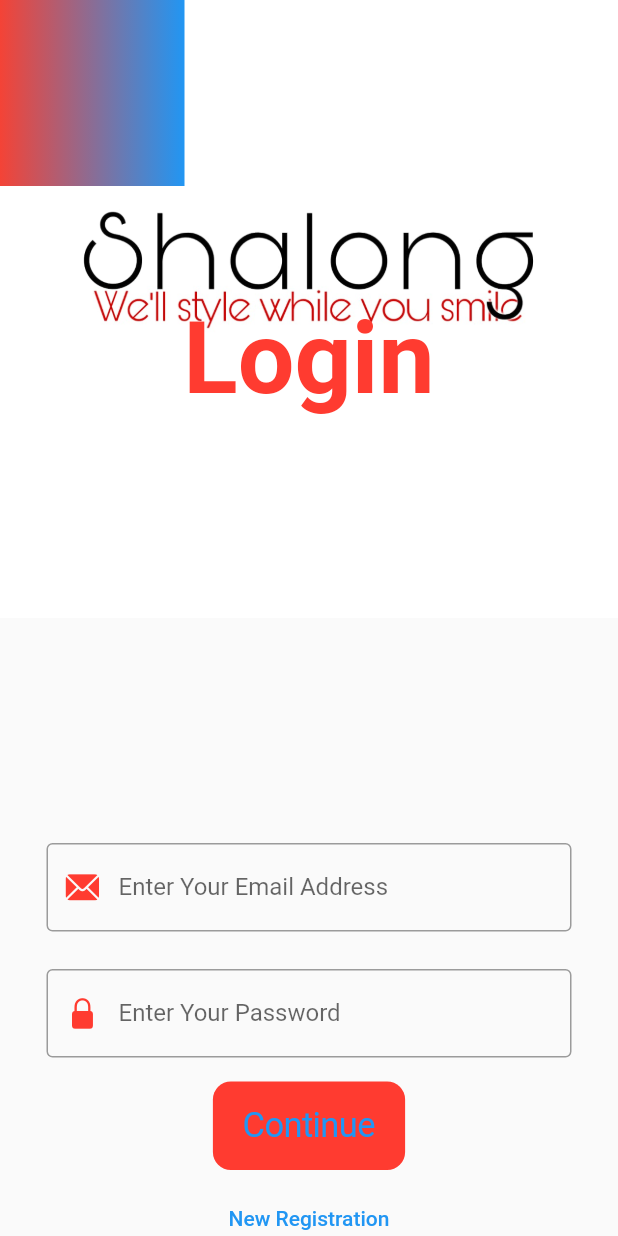
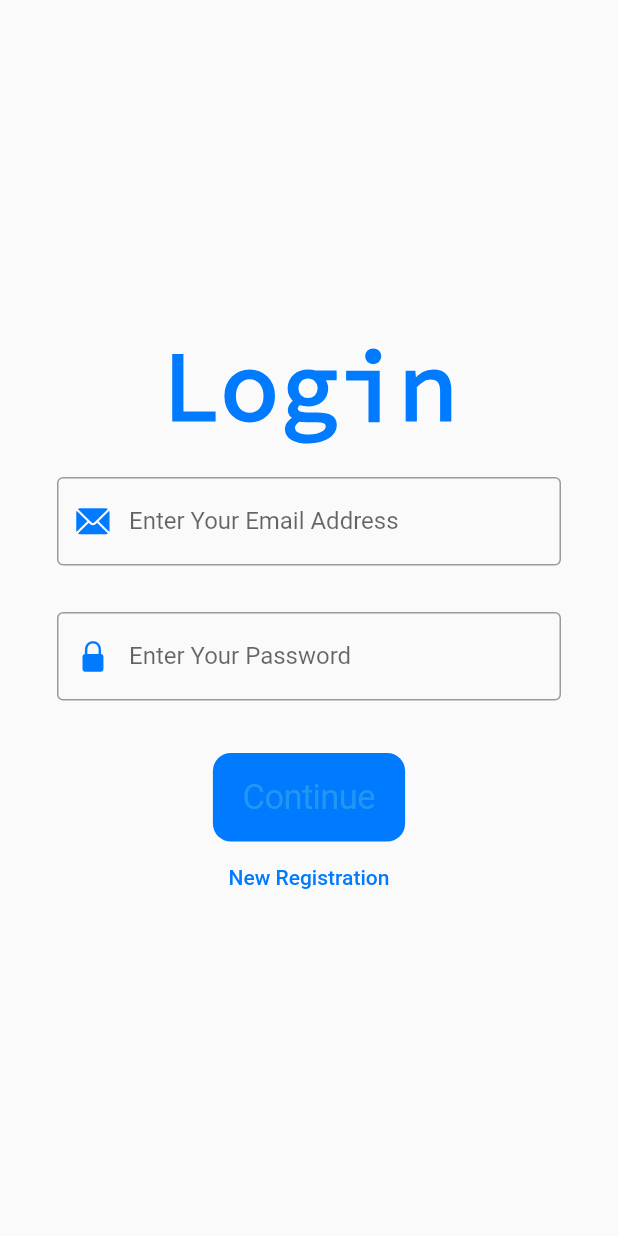
Before and after one commit to knk-naviin/Shalong-app, a Flutter app: the screen it shows after launch, on a phone screen of 412 x 824 dp. Run offline on Flutter 3.47's test engine with Material 2 defaults, Android fonts, the phone set to English and light mode, and no system bars; our stand-ins replace animated_splash_screen.

```diff
--- a/shalong/lib/UserAuthentication/LogIn.dart
+++ b/shalong/lib/UserAuthentication/LogIn.dart
@@ -17,54 +17,30 @@ class _LogInState extends State<LogIn> {
 
   @override
   Widget build(BuildContext context) {
-    return SafeArea(
+    return GestureDetector(
+      onTap: () => FocusScope.of(context).unfocus(),
+      child: SafeArea(
         child: Scaffold(
           resizeToAvoidBottomInset: true,
-        body: GestureDetector(
-          onTap: () => FocusScope.of(context).unfocus(),
-          child: Form(
+          body: Form(
             key: formKey,
             child: Column(
               mainAxisAlignment: MainAxisAlignment.center,
               children: [
-                Stack(
-
-                  children: [
                 Padding(
-                      padding: const EdgeInsets.only(bottom: 100.0),
-                      child: Image.asset("images/Logo.jpeg"),
-                    ),
-                    Container(
-                      width: 123,
-                      height: 124,
-                      decoration: BoxDecoration(
-                        gradient:  LinearGradient(
-                            colors: [
-                              Colors.red,
-                              Colors.blue
-                            ]
-                        ),
-                      ),
-
+                  padding: const EdgeInsets.only(bottom: 20.0),
+                  child: Text("Login",style: TextStyle(
+                    fontSize: 66,
+                    fontFamily: 'SourceCodePro',
+                    color: CupertinoColors.systemBlue,
+                    fontWeight: FontWeight.w600
+                  )),
                 ),
                 Padding(
-                      padding: const EdgeInsets.only(top: 200.0),
+                  padding: const EdgeInsets.only(left: 38.0,right: 38),
                   child: SizedBox(
-                          child: Center(
-                              child: Text(
-                                "Login",
-                                style: TextStyle(
-                                    color: CupertinoColors.systemRed,
-                                    fontSize: 67,
-                                    fontWeight: FontWeight.bold),
-                              ))),
-                    ),
-                  ],
-                ),
-                Padding(
-                  padding: const EdgeInsets.only(top: 50.0),
-                  child: SizedBox(
-                    width: 350,
+                    width: 375,
+                    height: 90,
                     child: TextFormField(
                       onSaved: (value) {
                         email = value!;
@@ -76,22 +52,19 @@ class _LogInState extends State<LogIn> {
                         return null;
                       },
                       decoration: InputDecoration(
-                          focusedBorder: OutlineInputBorder(
-                              borderSide:
-                                  BorderSide(color: CupertinoColors.systemBlue)),
                         border: OutlineInputBorder(),
                           labelText: "Enter Your Email Address",
                           prefixIcon: Icon(
                             CupertinoIcons.mail_solid,
-                            color: CupertinoColors.systemRed,
+                            color: CupertinoColors.systemBlue,
                           )),
                     ),
                   ),
                 ),
                 Padding(
-                  padding: const EdgeInsets.only(top: 25.0),
+                  padding: const EdgeInsets.only(left: 38.0,right: 38.0),
                   child: SizedBox(
-                    width: 350,
+                    width: 375,
                     child: TextFormField(
                       onSaved: (value) {
                         password = value!;
@@ -107,25 +80,23 @@ class _LogInState extends State<LogIn> {
                       obscureText: true,
                       scrollPhysics: ScrollPhysics(),
                       decoration: InputDecoration(
-                          border: OutlineInputBorder(
-                              borderSide:
-                                  BorderSide(color: CupertinoColors.systemBlue)),
+                          border: OutlineInputBorder(),
                           labelText: "Enter Your Password",
                           prefixIcon: Icon(
                             CupertinoIcons.lock_fill,
-                            color: CupertinoColors.systemRed,
+                            color: CupertinoColors.systemBlue,
                           )),
                     ),
                   ),
                 ),
                 Padding(
-                  padding: const EdgeInsets.only(top: 16.0),
+                  padding: const EdgeInsets.only(top: 35.0),
                   child: CupertinoButton(
                       child: Text(
                         'Continue',
                         style: TextStyle(fontSize: 23),
                       ),
-                      color: CupertinoColors.systemRed,
+                      color: CupertinoColors.systemBlue,
                       onPressed: () {
                         if (formKey.currentState!.validate()) {
                           (formKey.currentState!.save());
@@ -134,10 +105,6 @@ class _LogInState extends State<LogIn> {
                     //color: CupertinoColors.systemBlue,
                   ),
                 ),
-                Padding(
-                  padding: const EdgeInsets.all(8.0),
-                  child: Column(
-                    children: [
                 TextButton(
                     onPressed: () {
                       Navigator.push(
@@ -145,10 +112,9 @@ class _LogInState extends State<LogIn> {
                         MaterialPageRoute(builder: (context) => SignUp()),
                       );
                     },
-                          child: Text("New Registration")),
-                    ],
-                  ),
-                ),
+                    child: Text("New Registration",style: TextStyle(
+                      color: CupertinoColors.systemBlue
+                    ),)),
               ],
             ),
           ),
```
Also changed, not shown: shalong/pubspec.yaml (+9 -10 lines), shalong/fonts/SourceCodePro-Regular.ttf (added), 1 other file. Lines whose indentation alone changed are shown as unchanged.
